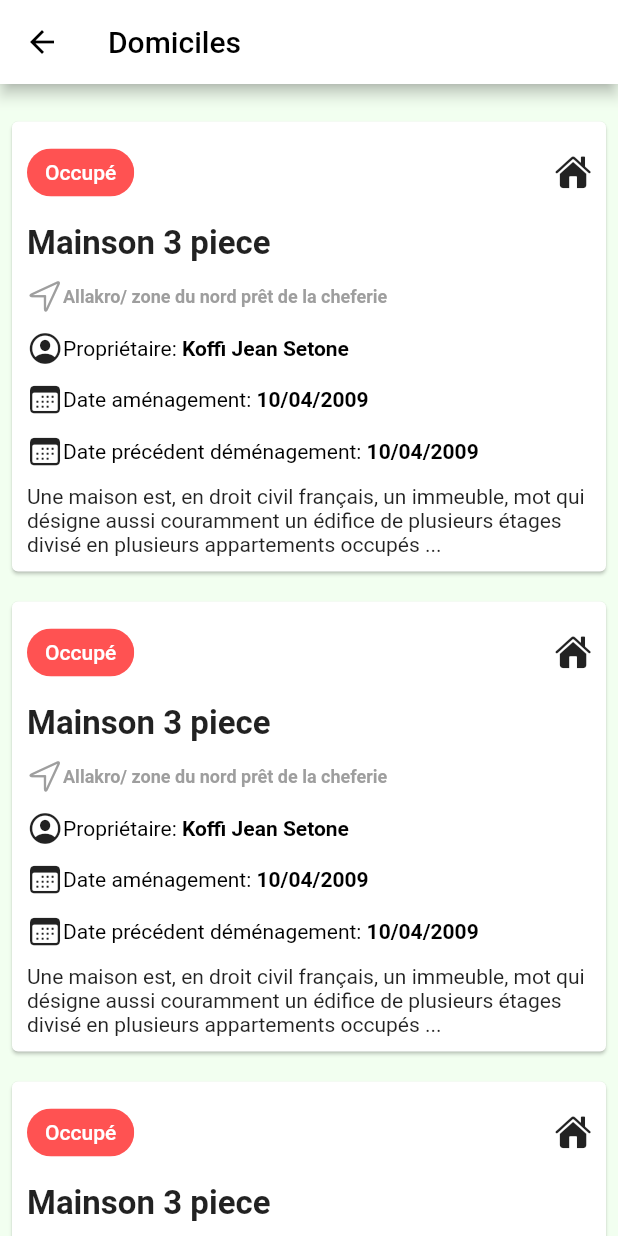
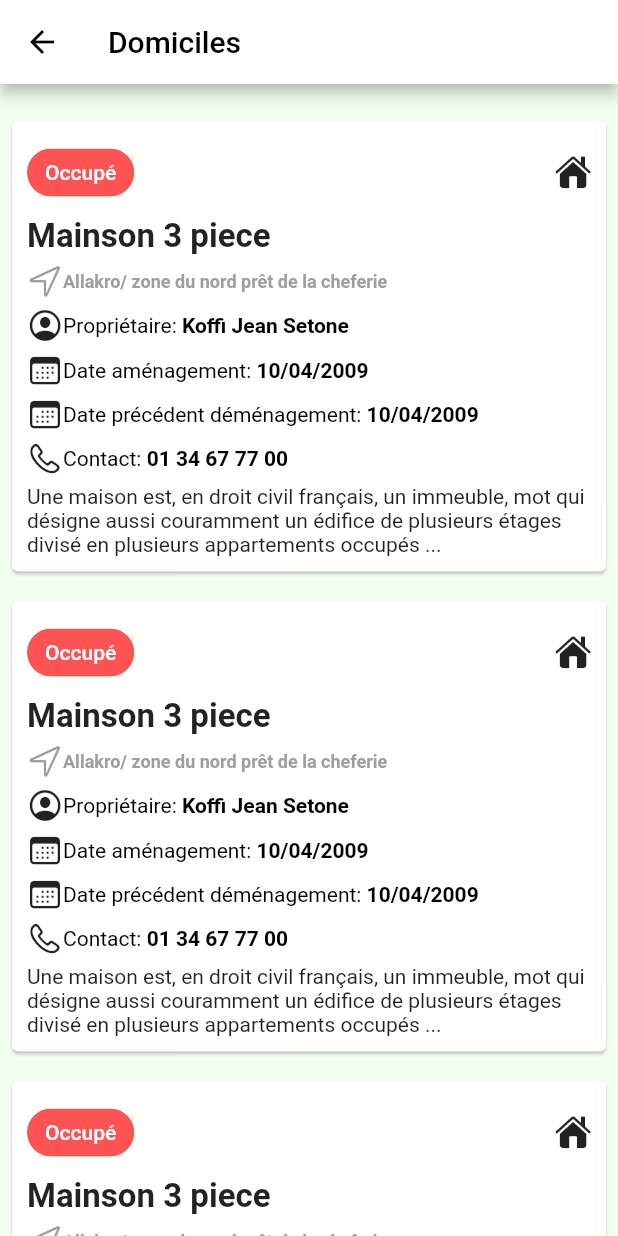
Before and after one commit to saturnedev12/allakro_app, a Flutter app: the ResidencePage screen opened directly, on a phone screen of 412 x 824 dp. Run offline on Flutter 3.47's test engine with Material 2 defaults, Android fonts, the phone set to English and light mode, and no system bars; our stand-ins replace bloc, flutter_bloc, flutter_image_slideshow, flutter_svg, google_maps_flutter, syncfusion_flutter_charts; missing offline and left inert: search_page.

Commit message:
update UI

```diff
--- a/lib/features/admin/admin_page.dart
+++ b/lib/features/admin/admin_page.dart
@@ -1,11 +1,11 @@
 import 'package:allakroapp/app/app.dart';
-import 'package:allakroapp/features/admin/bloc/admin_cubit.dart';
-import 'package:allakroapp/features/admin/bloc/states/admin_state.dart';
-import 'package:allakroapp/features/admin/pages/admin_activity.dart';
 import 'package:allakroapp/features/main_container/main_container_page.dart';
 import 'package:flutter/cupertino.dart';
 import 'package:flutter/material.dart';
 import 'package:flutter_bloc/flutter_bloc.dart';
+
+import 'bloc/admin_cubit.dart';
+import 'bloc/states/admin_state.dart';
 
 class AdminPage extends StatefulWidget {
   const AdminPage({Key? key}) : super(key: key);
--- a/lib/features/main_container/main_container_page.dart
+++ b/lib/features/main_container/main_container_page.dart
@@ -9,7 +9,7 @@ import 'package:flutter/material.dart';
 import '../activity_page/activity_page.dart';
 import '../actuality_page/actuality_page.dart';
 import '../health_page/health_page.dart';
-import '../statistics/statistics_page.dart';
+import '../stat/statistics_page.dart';
 
 class MainContainer extends StatefulWidget {
   const MainContainer({Key? key}) : super(key: key);
@@ -29,8 +29,8 @@ class _MainContainerState extends State<MainContainer> {
     ActualityPage(),
     IllnessPage(),
     HeathPage(),
+    ResidencePage(),
     StatisticsPage(),
-    ResidencePage(),
   ];
 
   void _onItemTapped(int index) {
--- a/lib/features/residence/residence_page.dart
+++ b/lib/features/residence/residence_page.dart
@@ -121,6 +121,24 @@ class _ResidencePageState extends State<ResidencePage> {
                             ))
                           ],
                         ),
+                        Row(
+                          children: [
+                            Icon(CupertinoIcons.phone),
+                            RichText(
+                                text: TextSpan(
+                              style: TextStyle(color: Colors.black),
+                              children: <TextSpan>[
+                                TextSpan(
+                                  text: 'Contact: ',
+                                ),
+                                TextSpan(
+                                  text: '01 34 67 77 00',
+                                  style: TextStyle(fontWeight: FontWeight.bold),
+                                ),
+                              ],
+                            ))
+                          ],
+                        ),
                         Text(
                           '''Une maison est, en droit civil français, un immeuble, mot qui désigne aussi couramment un édifice de plusieurs étages divisé en plusieurs appartements occupés ...''',
                         )
--- a/lib/features/statistics/statistics_page.dart
+++ b/lib/features/stat/statistics_page.dart
@@ -14,7 +14,9 @@ class _StatisticsPageState extends State<StatisticsPage> {
   Widget build(BuildContext context) {
     return Scaffold(
       backgroundColor: Theme.of(context).colorScheme.background,
-      appBar: AppBar(),
+      appBar: AppBar(
+        title: const Text('statistiques du village'),
+      ),
       body: SingleChildScrollView(
         child: Column(
           children: [
--- a/lib/shared_widgets/actor_card.dart
+++ b/lib/shared_widgets/actor_card.dart
@@ -90,7 +90,7 @@ class ActorCard extends StatelessWidget {
                           Icons.mail_rounded,
                           size: 20,
                         ),
-                        Text('couturier'),
+                        Text('texte.teste@gmail.com'),
                       ],
                     ),
                     Row(
```
Also changed, not shown: lib/features/home_page/home_page.dart (+7 -4 lines).
